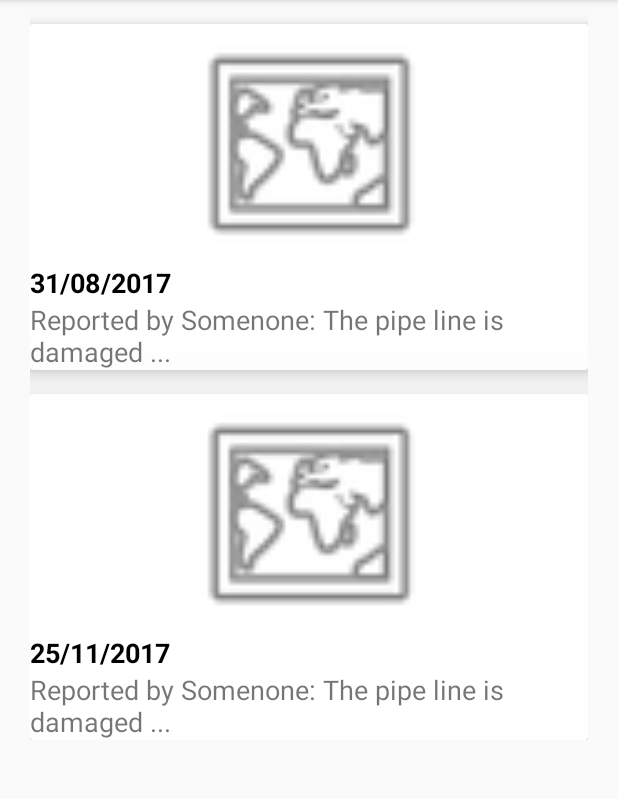
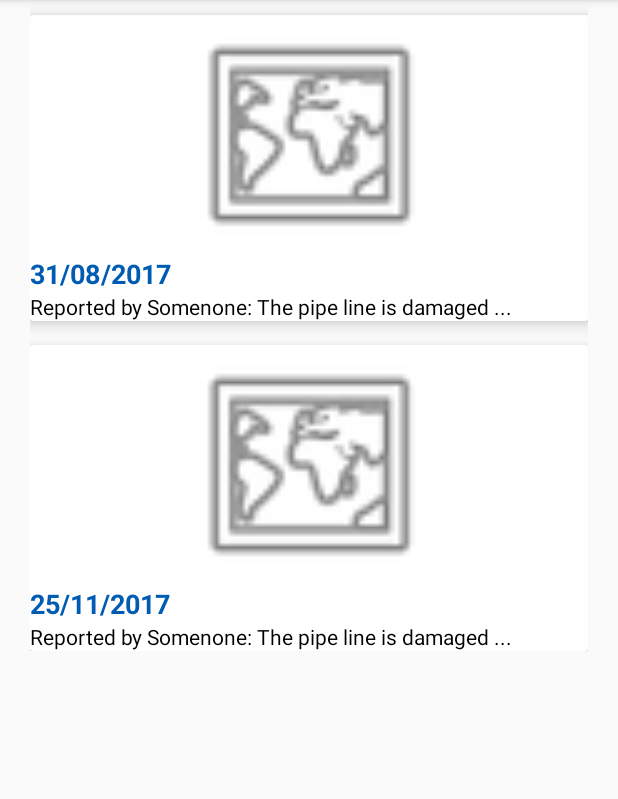
Before and after one commit to AlinaNicolae/Water-Service-Platform, an Android app: the CardView screen opened directly, with no data from a screen before it, on a phone screen of 412 x 824 dp, the part 84-883 px from its top. Run offline under Robolectric (Android 15) with nearby library versions, the phone set to English and light mode, and no system bars.

Commit message:
cardview text color changed

```diff
--- a/app/src/main/res/layout/activity_card_view.xml
+++ b/app/src/main/res/layout/activity_card_view.xml
@@ -29,7 +29,7 @@
             <android.support.v7.widget.CardView
                 android:layout_width="344dp"
                 android:layout_height="wrap_content"
-                android:layout_marginTop="16dp"
+                android:layout_marginTop="10dp"
                 android:translationZ="4dp"
                 app:layout_constraintTop_toTopOf="parent"
                 tools:layout_editor_absoluteX="8dp">
@@ -49,12 +49,13 @@
                         android:layout_height="wrap_content"
                         android:textSize="18dp"
                         android:textStyle="bold"
-                        android:textColor="#000"
+                        android:textColor="@color/colorPrimaryDark"
                         android:text="31/08/2017" />
                     <TextView
                         android:layout_width="wrap_content"
                         android:layout_height="wrap_content"
-                        android:textSize="18dp"
+                        android:textSize="14dp"
+                        android:textColor="#000"
                         android:text="Reported by Somenone: The pipe line is damaged ..." />
                 </TableLayout>
             </android.support.v7.widget.CardView>
@@ -63,7 +64,7 @@
                 android:layout_width="344dp"
                 android:layout_height="wrap_content"
                 android:layout_marginTop="16dp"
-                android:translationZ="40dp"
+                android:translationZ="4dp"
                 app:layout_constraintTop_toTopOf="parent"
                 tools:layout_editor_absoluteX="8dp">
 
@@ -83,12 +84,13 @@
                         android:layout_height="wrap_content"
                         android:textSize="18dp"
                         android:textStyle="bold"
-                        android:textColor="#000"
+                        android:textColor="@color/colorPrimaryDark"
                         android:text="25/11/2017" />
                     <TextView
                         android:layout_width="wrap_content"
                         android:layout_height="wrap_content"
-                        android:textSize="18dp"
+                        android:textSize="14dp"
+                        android:textColor="#000"
                         android:text="Reported by Somenone: The pipe line is damaged ..." />
                 </TableLayout>
             </android.support.v7.widget.CardView>
```
